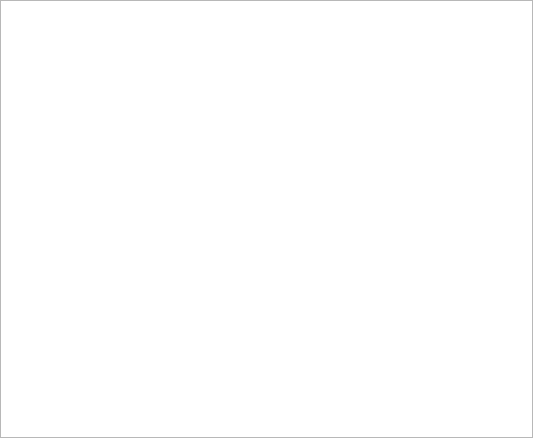
This is ui_file/showicon.ui in chen8521/Huza as Qt 5 draws it before an edit. The edited form follows.
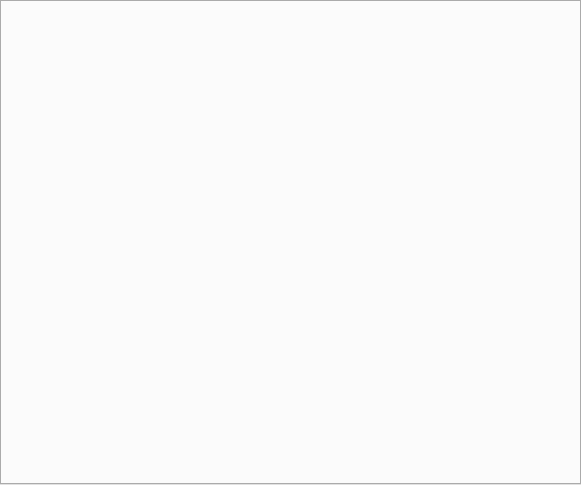
This is the edited form.

Commit message: 新增图标分页显示，新增图标搜索功能

Diff of the .ui file:
```diff
--- a/ui_file/showicon.ui
+++ b/ui_file/showicon.ui
@@ -6,8 +6,8 @@
    <rect>
     <x>0</x>
     <y>0</y>
-    <width>533</width>
-    <height>438</height>
+    <width>581</width>
+    <height>485</height>
    </rect>
   </property>
   <property name="windowTitle">
@@ -27,7 +27,11 @@
     <number>0</number>
    </property>
    <item>
-    <widget class="QListWidget" name="listWidget"/>
+    <widget class="QTabWidget" name="tabWidget">
+     <property name="currentIndex">
+      <number>-1</number>
+     </property>
+    </widget>
    </item>
   </layout>
  </widget>
```
The commit also changes 2 other files.
